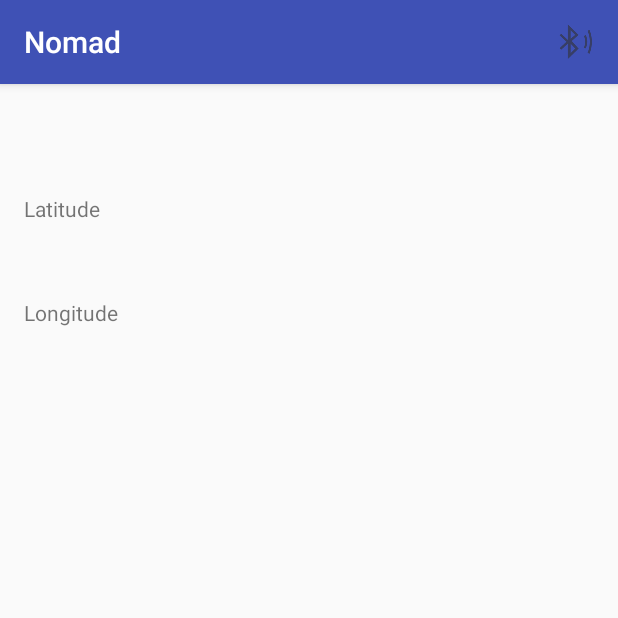
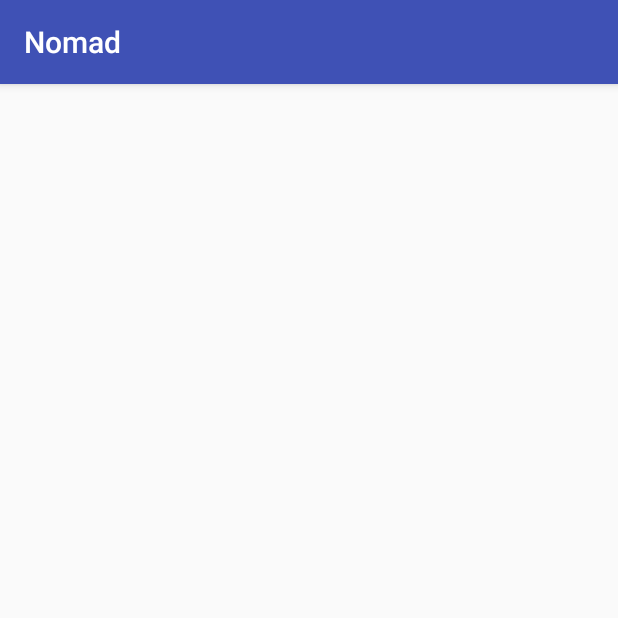
Before and after one commit to tonydantona/nomad, an Android app: the screen it shows after launch (MainActivity), on a phone screen of 412 x 824 dp, the top half of it. Run offline under Robolectric (Android 15) with nearby library versions, the phone set to English and light mode, and no system bars; libraries missing offline, so code that uses them is left out: com.esri.arcgisruntime; plain views replace MapView.

Commit message:
Remove BluetoothServiceFragment (and its layout).  MainActivity uses BluetoothServices directly.

```diff
--- a/app/src/main/java/com/tonydantona/nomad/AcceptThread.java
+++ b/app/src/main/java/com/tonydantona/nomad/AcceptThread.java
@@ -31,7 +31,9 @@ public class AcceptThread extends Thread {
             mBluetoothAdapter = bluetoothAdapter;
             // MY_UUID is the app's UUID string, also used by the client code
             tmp = mBluetoothAdapter.listenUsingRfcommWithServiceRecord(NAME, MY_UUID);
-        } catch (IOException e) { }
+        } catch (IOException e) {
+            e.printStackTrace();
+        }
         mServerSocket = tmp;
     }
 
@@ -42,6 +44,7 @@ public class AcceptThread extends Thread {
             try {
                 socket = mServerSocket.accept();
             } catch (IOException e) {
+                e.printStackTrace();
                 break;
             }
             // If a connection was accepted
--- a/app/src/main/java/com/tonydantona/nomad/BluetoothServiceFragment.java
+++ /dev/null
@@ -1,231 +0,0 @@
-package com.tonydantona.nomad;
-
-import android.app.ActionBar;
-import android.app.Activity;
-import android.bluetooth.BluetoothAdapter;
-import android.content.Context;
-import android.content.Intent;
-import android.os.Bundle;
-import android.os.Handler;
-import android.os.Message;
-import android.support.annotation.Nullable;
-import android.support.v4.app.Fragment;
-import android.support.v4.app.FragmentActivity;
-import android.util.Log;
-import android.view.LayoutInflater;
-import android.view.Menu;
-import android.view.MenuInflater;
-import android.view.MenuItem;
-import android.view.View;
-import android.view.ViewGroup;
-import android.widget.ArrayAdapter;
-import android.widget.ListView;
-import android.widget.Toast;
-
-import com.google.android.gms.common.ConnectionResult;
-
-import org.xmlpull.v1.XmlPullParserException;
-
-
-public class BluetoothServiceFragment extends Fragment {
-
-    private static final String TAG = "NomadBluetoothFragment";
-
-    // Intent request codes
-    private static final int REQUEST_CONNECT_DEVICE_SECURE = 1;
-    private static final int REQUEST_CONNECT_DEVICE_INSECURE = 2;
-    private static final int REQUEST_ENABLE_BT = 3;
-
-    private BluetoothAdapter mBluetoothAdapter = null;
-
-    private BluetoothServices mBluetoothServices = null;
-
-    private ArrayAdapter<String> mMessageArrayAdapter;
-
-    private ListView mMessageView;
-
-    private String mConnectedDeviceName;
-
-    private Context mContext;
-
-    private IDestinationServices mDestinationListener;
-
-    public BluetoothServiceFragment(Context context) {
-        mContext = context;
-        mDestinationListener = (IDestinationServices) mContext;
-    }
-
-    @Override
-    public void onCreate(Bundle savedInstanceState) {
-        super.onCreate(savedInstanceState);
-
-        mBluetoothAdapter = BluetoothAdapter.getDefaultAdapter();
-        // If the adapter is null, then Bluetooth is not supported
-        if (mBluetoothAdapter == null) {
-            Activity activity = getActivity();
-            Toast.makeText(activity, "Bluetooth not supported", Toast.LENGTH_LONG).show();
-            activity.finish();
-        }
-        setHasOptionsMenu(true);
-    }
-
-    @Override
-    public void onStart() {
-        super.onStart();
-
-        // if BT not enabled, request that it be enabled
-        if (!mBluetoothAdapter.isEnabled()) {
-            Intent enableIntent = new Intent(BluetoothAdapter.ACTION_REQUEST_ENABLE);
-            startActivityForResult(enableIntent, REQUEST_ENABLE_BT);
-        }
-        else {
-            setupBluetoothServices();
-        }
-    }
-
-    @Override
-    public void onDestroy() {
-        super.onDestroy();
-        if (mBluetoothServices != null) {
-            mBluetoothServices.stop();
-        }
-    }
-
-    @Override
-    public void onResume() {
-        super.onResume();
-
-        // Performing this check in onResume() covers the case in which BT was
-        // not enabled during onStart(), so we were paused to enable it...
-        // onResume() will be called when ACTION_REQUEST_ENABLE activity returns.
-        if (mBluetoothServices != null) {
-            // Only if the state is STATE_NONE, do we know that we haven't started already
-            if (mBluetoothServices.getState() == Immutables.STATE_NONE) {
-                // Start the Bluetooth chat services
-                mBluetoothServices.start();
-            }
-        }
-    }
-
-    @Override
-    public View onCreateView(LayoutInflater inflater, @Nullable ViewGroup container, @Nullable Bundle savedInstanceState) {
-
-        return inflater.inflate(R.layout.fragment_bluetooth_service, container, false);
-    }
-
-    @Override
-    public void onViewCreated(View view, @Nullable Bundle savedInstanceState) {
-        mMessageView = (ListView) view.findViewById(R.id.in);
-    }
-
-    @Override
-    public void onCreateOptionsMenu(Menu menu, MenuInflater inflater) {
-        inflater.inflate(R.menu.bluetooth_service, menu);
-        super.onCreateOptionsMenu(menu,inflater);
-    }
-
-    // tapping the bluetooth symbol at the top right gets you here
-    @Override
-    public boolean onOptionsItemSelected(MenuItem item) {
-        return false;
-    }
-
-    private void setupBluetoothServices() {
-        Log.d(TAG, "setupBluetoothServices");
-
-        mMessageArrayAdapter = new ArrayAdapter<String>(getActivity(), R.layout.message);
-        mMessageView.setAdapter(mMessageArrayAdapter);
-
-        mBluetoothServices = new BluetoothServices(getActivity(), mHandler);
-    }
-
-    // The Handler that gets information back from the BluetoothChatService
-
-    private final Handler mHandler = new Handler() {
-        @Override
-        public void handleMessage(Message msg) {
-            FragmentActivity activity = getActivity();
-            switch (msg.what) {
-                case Immutables.MESSAGE_STATE_CHANGE:
-                    switch (msg.arg1) {
-                        case Immutables.STATE_CONNECTED:
-                            setStatus(getString(R.string.title_connected_to, mConnectedDeviceName));
-                            mMessageArrayAdapter.clear();
-                            break;
-                        case Immutables.STATE_CONNECTING:
-                            setStatus(R.string.title_connecting);
-                            break;
-                        case Immutables.STATE_LISTEN:
-                        case Immutables.STATE_NONE:
-                            setStatus(R.string.title_not_connected);
-                            break;
-                    }
-                    break;
-                case Immutables.MESSAGE_WRITE:
-                    if (null != activity) {
-                        Toast.makeText(activity, "Error, this app does not write messages", Toast.LENGTH_LONG).show();
-                    }
-                    break;
-                case Immutables.MESSAGE_READ:
-                    Toast.makeText(activity, "New destination received", Toast.LENGTH_SHORT).show();
-                    // reads the incoming message
-                    byte[] readBuf = (byte[]) msg.obj;
-                    // construct a string from the valid bytes in the buffer
-                    String readMessage = new String(readBuf, 0, msg.arg1);
-                    XMLDestinationParser destinationParser = new XMLDestinationParser();
-                    Destination dest = null;
-                    try {
-                        dest = destinationParser.parseDestination(readMessage);
-                    } catch (XmlPullParserException e) {
-                        e.printStackTrace();
-                    }
-                    mDestinationListener.bluetoothServiceOnDestinationChange(dest);
-                    //mMessageArrayAdapter.add(mConnectedDeviceName + ":  " + readMessage);
-                    break;
-                case Immutables.MESSAGE_DEVICE_NAME:
-                    // saves the connected device's name and displays it upon connection
-                    mConnectedDeviceName = msg.getData().getString(Immutables.DEVICE_NAME);
-                    if (null != activity) {
-                        Toast.makeText(activity, "Connected to " + mConnectedDeviceName, Toast.LENGTH_SHORT).show();
-                    }
-                    break;
-                case Immutables.MESSAGE_TOAST:
-                    if (null != activity) {
-                        Toast.makeText(activity, msg.getData().getString(Immutables.TOAST), Toast.LENGTH_SHORT).show();
-                    }
-                    break;
-            }
-        }
-    };
-
-    // Updates the status on the action bar.
-    private void setStatus(int resourceId) {
-        FragmentActivity activity = getActivity();
-        if (null == activity) {
-            return;
-        }
-        final ActionBar actionBar = activity.getActionBar();
-        if (null == actionBar) {
-            return;
-        }
-        actionBar.setSubtitle(resourceId);
-    }
-
-    // Updates the status on the action bar.
-    private void setStatus(CharSequence subTitleStatus) {
-        FragmentActivity activity = getActivity();
-        if (null == activity) {
-            return;
-        }
-        final ActionBar actionBar = activity.getActionBar();
-        if (null == actionBar) {
-            return;
-        }
-        actionBar.setSubtitle(subTitleStatus);
-    }
-
-    public interface IDestinationServices {
-        void bluetoothServiceOnDestinationChange(Destination location);
-    }
-
-}
--- a/app/src/main/java/com/tonydantona/nomad/MainActivity.java
+++ b/app/src/main/java/com/tonydantona/nomad/MainActivity.java
@@ -1,5 +1,6 @@
 package com.tonydantona.nomad;
 
+import android.app.FragmentManager;
 import android.location.Location;
 import android.os.Bundle;
 import android.os.Environment;
@@ -11,19 +12,25 @@ import android.support.v7.app.AppCompatActivity;
 import android.widget.TextView;
 import android.widget.Toast;
 
+import com.esri.arcgisruntime.mapping.ArcGISMap;
+import com.esri.arcgisruntime.mapping.Basemap;
+import com.esri.arcgisruntime.mapping.view.MapView;
 import com.google.android.gms.common.ConnectionResult;
 
 import org.xmlpull.v1.XmlPullParserException;
 
-public class MainActivity extends AppCompatActivity implements LocationBeacon.ILocationServices, BluetoothServiceFragment.IDestinationServices {
+public class MainActivity extends AppCompatActivity implements LocationBeacon.ILocationServices, BluetoothServices.IDestinationServices {
 
-    LocationBeacon mLocationBeacon;
-
+    private LocationBeacon mLocationBeacon;
     private Location mCurrentLocation;
     private Destination mDestination;
 
+    private BluetoothServices mBluetoothServices;
+
     private TextView mLatitudeText;
     private TextView mLongitudeText;
+
+    private MapView mMapView;
 
     private Handler mHandler = new Handler();
     final Runnable mUpdateResults = new Runnable() {
@@ -32,7 +39,7 @@ public class MainActivity extends AppCompatActivity implements LocationBeacon.IL
         }
     };
 
-
+    // test message
     String message =   "<?xml version='1.0' encoding='utf-8'?>" +
             "<Message>" +
             "<Consignee>KATHLEEN MCMULLEN</Consignee>" +
@@ -48,24 +55,33 @@ public class MainActivity extends AppCompatActivity implements LocationBeacon.IL
 
         setContentView(R.layout.activity_main);
 
-        mLatitudeText = (TextView) findViewById(R.id.latView);
-        mLongitudeText = (TextView) findViewById(R.id.lonView);
+//        mLatitudeText = (TextView) findViewById(R.id.latView);
+//        mLongitudeText = (TextView) findViewById(R.id.lonView);
 
-        XMLDestinationParser destinationParser = new XMLDestinationParser();
-        try {
-            destinationParser.parseDestination(message);
-        } catch (XmlPullParserException e) {
-            e.printStackTrace();
-        }
+//        XMLDestinationParser destinationParser = new XMLDestinationParser();
+//        try {
+//            destinationParser.parseDestination(message);
+//        } catch (XmlPullParserException e) {
+//            e.printStackTrace();
+//        }
 
         initializeLocationBeacon();
 
-        if (savedInstanceState == null) {
-            FragmentTransaction transaction = getSupportFragmentManager().beginTransaction();
-            BluetoothServiceFragment fragment = new BluetoothServiceFragment(this);
-            transaction.replace(R.id.activity_main, fragment);
-            transaction.commit();
-        }
+        mBluetoothServices = new BluetoothServices(this);
+        mBluetoothServices.start();
+
+//        if (savedInstanceState == null) {
+//            FragmentTransaction transaction = getSupportFragmentManager().beginTransaction();
+//            BluetoothServiceFragment fragment = new BluetoothServiceFragment(this);
+//            transaction.replace(R.id.activity_main, fragment);
+//            transaction.commit();
+//
+//
+//        }
+
+//        mMapView = (MapView) findViewById(R.id.mapView);
+//        ArcGISMap mMap = new ArcGISMap(Basemap.Type.TOPOGRAPHIC, 34.056295, -117.195800, 16);
+//        mMapView.setMap(mMap);
     }
 
     private void initializeLocationBeacon() {
@@ -73,8 +89,20 @@ public class MainActivity extends AppCompatActivity implements LocationBeacon.IL
     }
 
     private void updateUI() {
-        mLatitudeText.setText(String.valueOf(mCurrentLocation.getLatitude()));
-        mLongitudeText.setText(String.valueOf(mCurrentLocation.getLongitude()));
+//        mLatitudeText.setText(String.valueOf(mCurrentLocation.getLatitude()));
+//        mLongitudeText.setText(String.valueOf(mCurrentLocation.getLongitude()));
+    }
+
+    @Override
+    protected void onPause(){
+//        mMapView.pause();
+        super.onPause();
+    }
+
+    @Override
+    protected void onResume(){
+        super.onResume();
+//        mMapView.resume();
     }
 
     @Override
@@ -115,4 +143,5 @@ public class MainActivity extends AppCompatActivity implements LocationBeacon.IL
         mDestination = destination;
         Toast.makeText(this, "lat: " + mDestination.getNapLat() + " lon: " + mDestination.getNapLon(), Toast.LENGTH_LONG).show();
     }
+
 }
--- a/app/src/main/res/layout/activity_main.xml
+++ b/app/src/main/res/layout/activity_main.xml
@@ -10,21 +10,10 @@
     android:paddingTop="@dimen/activity_vertical_margin"
     tools:context="com.tonydantona.nomad.MainActivity">
 
-    <TextView
-        android:layout_width="wrap_content"
-        android:layout_height="wrap_content"
-        android:text="Latitude"
-        android:id="@+id/latView"
-        android:layout_alignParentStart="true"
-        android:layout_marginTop="57dp" />
-
-    <TextView
-        android:text="Longitude"
-        android:layout_width="wrap_content"
-        android:layout_height="wrap_content"
-        android:id="@+id/lonView"
-        android:layout_below="@+id/latView"
-        android:layout_alignParentStart="true"
-        android:layout_marginTop="50dp" />
+    <!--<com.esri.arcgisruntime.mapping.view.MapView-->
+        <!--android:id="@+id/mapView"-->
+        <!--android:layout_width="fill_parent"-->
+        <!--android:layout_height="fill_parent" >-->
+    <!--</com.esri.arcgisruntime.mapping.view.MapView>-->
 
 </RelativeLayout>
--- a/app/src/main/res/layout/fragment_bluetooth_service.xml
+++ /dev/null
@@ -1,15 +0,0 @@
-<?xml version="1.0" encoding="utf-8"?>
-
-<LinearLayout xmlns:android="http://schemas.android.com/apk/res/android"
-    android:layout_width="match_parent"
-    android:layout_height="match_parent"
-    android:orientation="vertical" >
-
-    <ListView
-        android:id="@+id/in"
-        android:layout_width="match_parent"
-        android:layout_height="match_parent"
-        android:layout_weight="1"
-        android:stackFromBottom="true"
-        android:transcriptMode="alwaysScroll" />
-</LinearLayout>
```
Also changed, not shown: app/src/main/java/com/tonydantona/nomad/BluetoothServices.java (+61 -12 lines).
